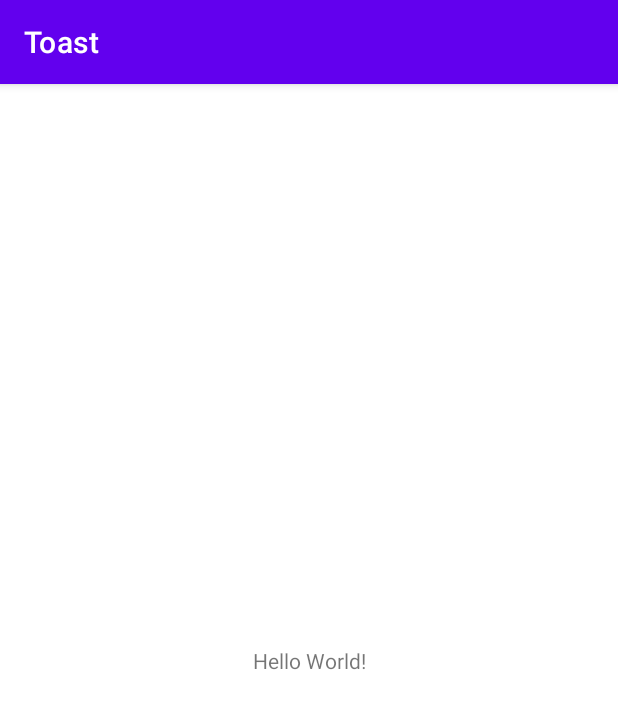
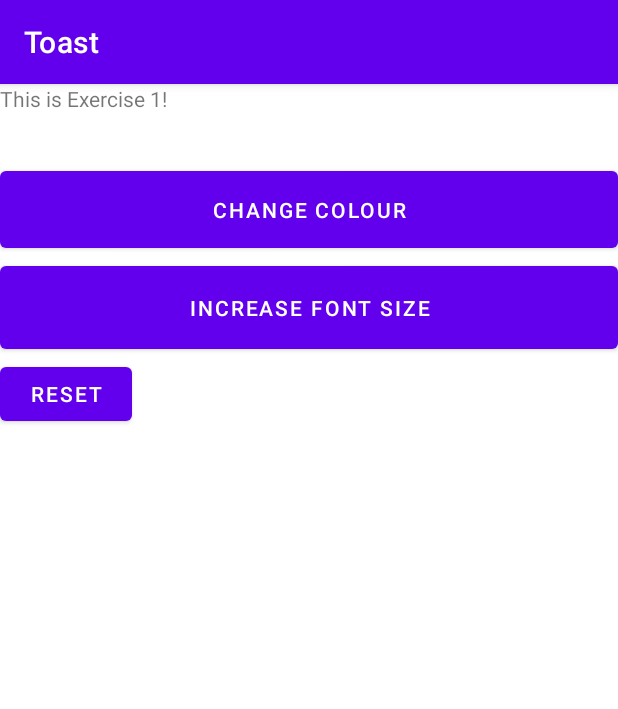
Before and after one commit to vaarunx/learning-android, an Android app: the screen it shows after launch (MainActivity), on a phone screen of 412 x 824 dp. Shown: the top 709 px of the screen. Run offline under Robolectric (Android 15) with nearby library versions, the phone set to English and light mode, and no system bars.

Commit message:
Exercise 1 done

```diff
--- a/Toast/app/src/main/java/com/example/toast/MainActivity.java
+++ b/Toast/app/src/main/java/com/example/toast/MainActivity.java
@@ -2,13 +2,47 @@ package com.example.toast;
 
 import androidx.appcompat.app.AppCompatActivity;
 
+import android.graphics.Color;
 import android.os.Bundle;
+import android.view.View;
+import android.widget.Button;
+import android.widget.TextView;
+import android.widget.Toast;
 
-public class MainActivity extends AppCompatActivity {
-
+public class MainActivity extends AppCompatActivity implements View.OnClickListener {
+    TextView t1;
+    Button b1 , b2 , b3;
     @Override
     protected void onCreate(Bundle savedInstanceState) {
         super.onCreate(savedInstanceState);
         setContentView(R.layout.activity_main);
+        t1 = (TextView) findViewById(R.id.mainText);
+        b1 = (Button) findViewById(R.id.colourbtn);
+        b2 = (Button) findViewById(R.id.fontIncrease);
+        b3 = (Button) findViewById(R.id.resetbtn);
+
+
+        b1.setOnClickListener(this);
+        b2.setOnClickListener(this);
+        b3.setOnClickListener(this);
+    }
+
+
+    @Override
+    public void onClick(View view) {
+//        t1.setText("Hello Whatsup!");
+        if(view == b1) {
+            t1.setTextColor(Color.CYAN);
+//            b1.setText("Reset");
+        }
+        else if(view == b2) {
+            t1.setTextSize(45);
+        }
+        else if(view == b3){
+            t1.setTextColor(Color.GRAY);
+            t1.setTextSize(16);
+            Toast T = Toast.makeText(this , "Reset Successfully" , Toast.LENGTH_SHORT);
+            T.show();
+        }
     }
 }
--- a/Toast/app/src/main/res/layout/activity_main.xml
+++ b/Toast/app/src/main/res/layout/activity_main.xml
@@ -1,18 +1,34 @@
 <?xml version="1.0" encoding="utf-8"?>
-<androidx.constraintlayout.widget.ConstraintLayout xmlns:android="http://schemas.android.com/apk/res/android"
+<LinearLayout xmlns:android="http://schemas.android.com/apk/res/android"
     xmlns:app="http://schemas.android.com/apk/res-auto"
     xmlns:tools="http://schemas.android.com/tools"
     android:layout_width="match_parent"
     android:layout_height="match_parent"
+    android:orientation="vertical"
     tools:context=".MainActivity">
 
     <TextView
+        android:id="@+id/mainText"
+        android:layout_width="match_parent"
+        android:layout_height="52dp"
+        android:text="This is Exercise 1!" />
+
+    <Button
+        android:id="@+id/colourbtn"
+        android:layout_width="match_parent"
+        android:layout_height="63dp"
+        android:text="Change colour" />
+
+    <Button
+        android:id="@+id/fontIncrease"
+        android:layout_width="match_parent"
+        android:layout_height="67dp"
+        android:text="Increase font size" />
+
+    <Button
+        android:id="@+id/resetbtn"
         android:layout_width="wrap_content"
         android:layout_height="wrap_content"
-        android:text="Hello World!"
-        app:layout_constraintBottom_toBottomOf="parent"
-        app:layout_constraintLeft_toLeftOf="parent"
-        app:layout_constraintRight_toRightOf="parent"
-        app:layout_constraintTop_toTopOf="parent" />
+        android:text="Reset" />
 
-</androidx.constraintlayout.widget.ConstraintLayout>
+</LinearLayout>
```
